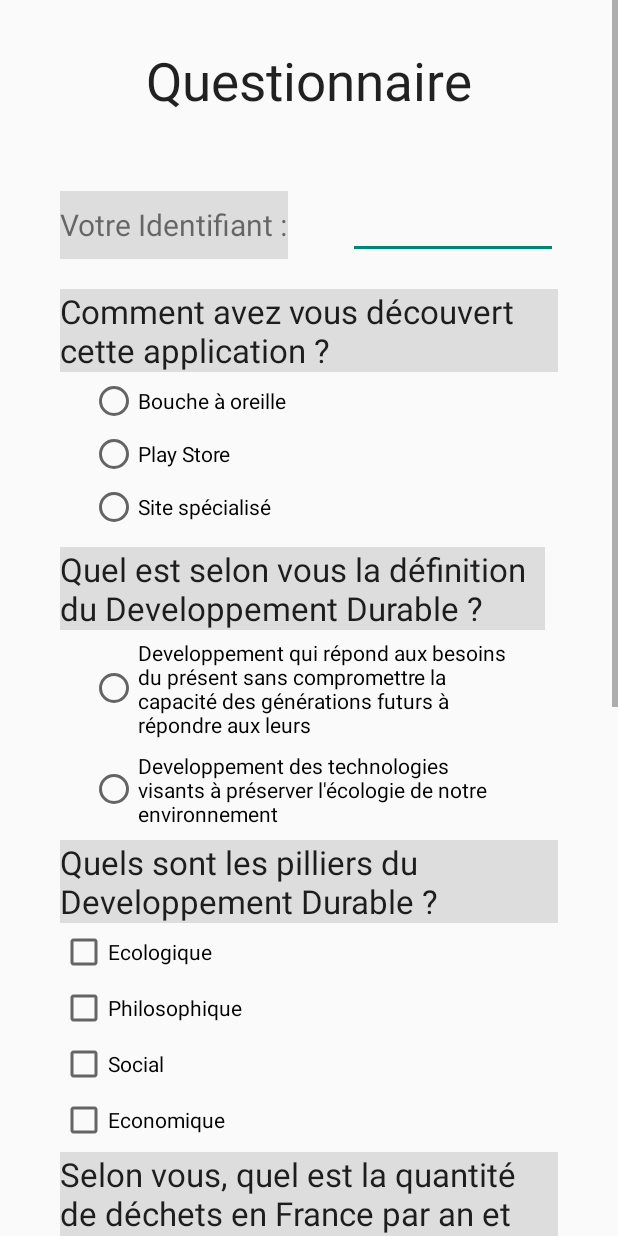
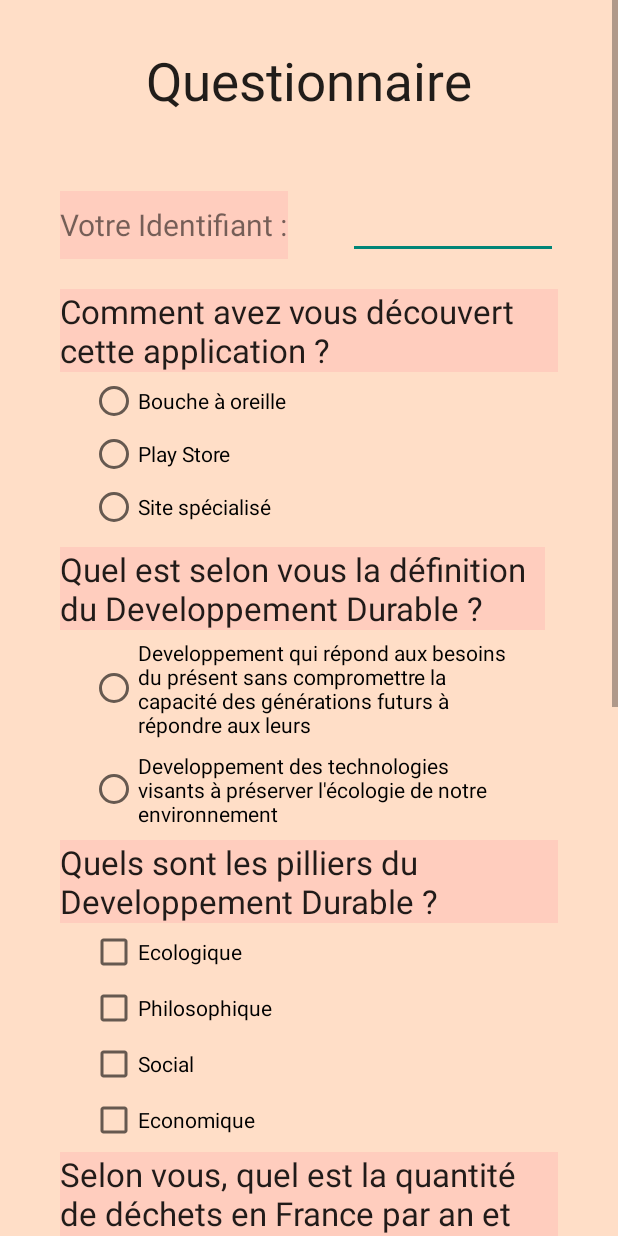
Before and after one commit to Eddupdup/OneIdeaADay, an Android app: the Questionnaire screen opened directly, with no data from a screen before it, on a phone screen of 412 x 824 dp. Run offline under Robolectric (Android 15) with nearby library versions, the light colour scheme and no system bars.

Commit message:
Aubin : correction questionnaire

```diff
--- a/app/src/main/res/layout/questionnaire.xml
+++ b/app/src/main/res/layout/questionnaire.xml
@@ -9,7 +9,8 @@
         android:layout_width="match_parent"
         android:layout_height="wrap_content"
         android:orientation="vertical"
-        android:visibility="visible">
+        android:visibility="visible"
+        android:background="#ffffdec7">
 
         <TextView
             android:id="@+id/textView2"
@@ -49,8 +50,8 @@
                 android:layout_height="fill_parent"
                 android:text="Votre Identifiant :"
                 android:inputType="text"
-                android:background="#DDDDDD"
-                android:autoText="true"
+                android:background="#ffffcdbe"
+                android:autoText="false"
                 android:textSize="20sp"
                 android:gravity="center_vertical"
                 android:layout_marginLeft="20sp"
@@ -85,10 +86,11 @@
                 android:layout_height="wrap_content"
                 android:textAppearance="?android:attr/textAppearanceLarge"
                 android:text="Comment avez vous découvert cette application ?"
-                android:background="#dddddd"
+                android:background="#ffffcdbe"
                 android:layout_marginTop="20dp"
                 android:layout_marginLeft="20sp"
-                android:layout_marginRight="20sp" />
+                android:layout_marginRight="20sp"
+                android:autoText="false" />
 
             <LinearLayout
                 android:layout_width="fill_parent"
@@ -164,8 +166,9 @@
                     android:textAppearance="?android:attr/textAppearanceLarge"
                     android:text="Quel est selon vous la définition du Developpement Durable ?"
                     android:id="@+id/textView13"
-                    android:background="#dddddd"
-                    android:layout_marginTop="5dp" />
+                    android:background="#ffffcdbe"
+                    android:layout_marginTop="5dp"
+                    android:autoText="false" />
 
                 <RadioGroup
                     android:layout_width="match_parent"
@@ -215,10 +218,18 @@
                 android:textAppearance="?android:attr/textAppearanceLarge"
                 android:text="Quels sont les pilliers du Developpement Durable ?"
                 android:id="@+id/textView14"
-                android:background="#dddddd"
+                android:background="#ffffcdbe"
                 android:layout_marginTop="8dp"
                 android:layout_marginLeft="20sp"
-                android:layout_marginRight="20sp" />
+                android:layout_marginRight="20sp"
+                android:autoText="false" />
+
+            <LinearLayout
+                android:orientation="vertical"
+                android:layout_width="316dp"
+                android:layout_height="fill_parent"
+                android:layout_marginLeft="20sp"
+                android:layout_marginRight="20sp">
 
                 <CheckBox
                     android:layout_width="fill_parent"
@@ -259,6 +270,7 @@
                     android:layout_marginTop="5dp"
                     android:layout_marginLeft="20sp"
                     android:layout_marginRight="20sp" />
+            </LinearLayout>
 
         </LinearLayout>
 
@@ -275,10 +287,11 @@
                 android:textAppearance="?android:attr/textAppearanceLarge"
                 android:text="Selon vous, quel est la quantité de déchets en France par an et par habitant ?"
                 android:id="@+id/textView15"
-                android:background="#dddddd"
+                android:background="#ffffcdbe"
                 android:layout_marginTop="5dp"
                 android:layout_marginLeft="20sp"
-                android:layout_marginRight="20sp" />
+                android:layout_marginRight="20sp"
+                android:autoText="false" />
 
             <RadioGroup
                 android:layout_width="match_parent"
@@ -332,10 +345,11 @@
                 android:textAppearance="?android:attr/textAppearanceLarge"
                 android:text="Quel est le pourcentage de femmes au Conseil d&apos;Administration dans les PME ?"
                 android:id="@+id/textView16"
-                android:background="#dddddd"
+                android:background="#ffffcdbe"
                 android:layout_marginTop="5dp"
                 android:layout_marginLeft="20sp"
-                android:layout_marginRight="20sp" />
+                android:layout_marginRight="20sp"
+                android:autoText="false" />
 
             <RadioGroup
                 android:layout_width="match_parent"
@@ -389,10 +403,11 @@
                 android:textAppearance="?android:attr/textAppearanceLarge"
                 android:text="Quelle est la part de la production nucléaire dans l&apos;énergie française ?"
                 android:id="@+id/textView17"
-                android:background="#dddddd"
+                android:background="#ffffcdbe"
                 android:layout_marginTop="5dp"
                 android:layout_marginLeft="20sp"
-                android:layout_marginRight="20sp" />
+                android:layout_marginRight="20sp"
+                android:autoText="false" />
 
             <RadioGroup
                 android:layout_width="match_parent"
```
Also changed, not shown: 5 other files. Lines whose indentation alone changed are shown as unchanged.
